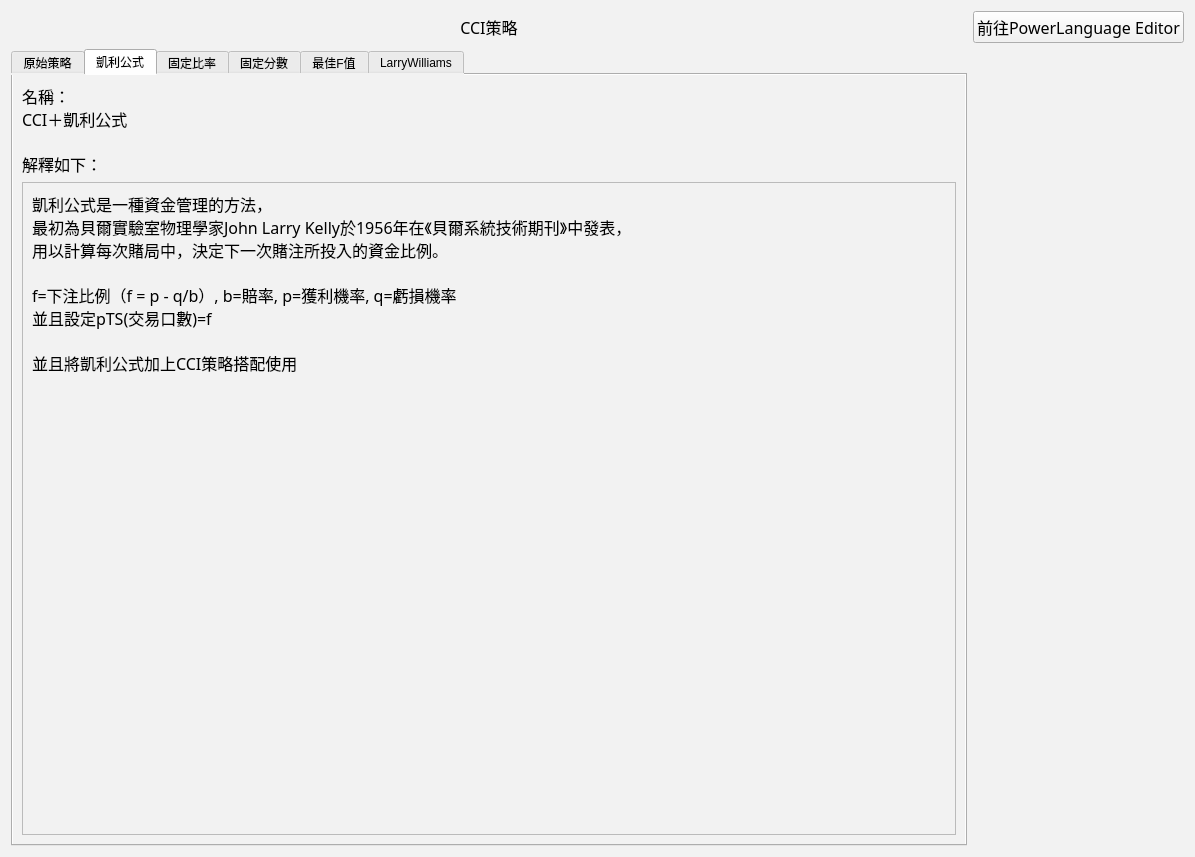
The window that CCI_Strategies_UI.ui (allen93075/Winner) describes before a commit, drawn with Qt 5.
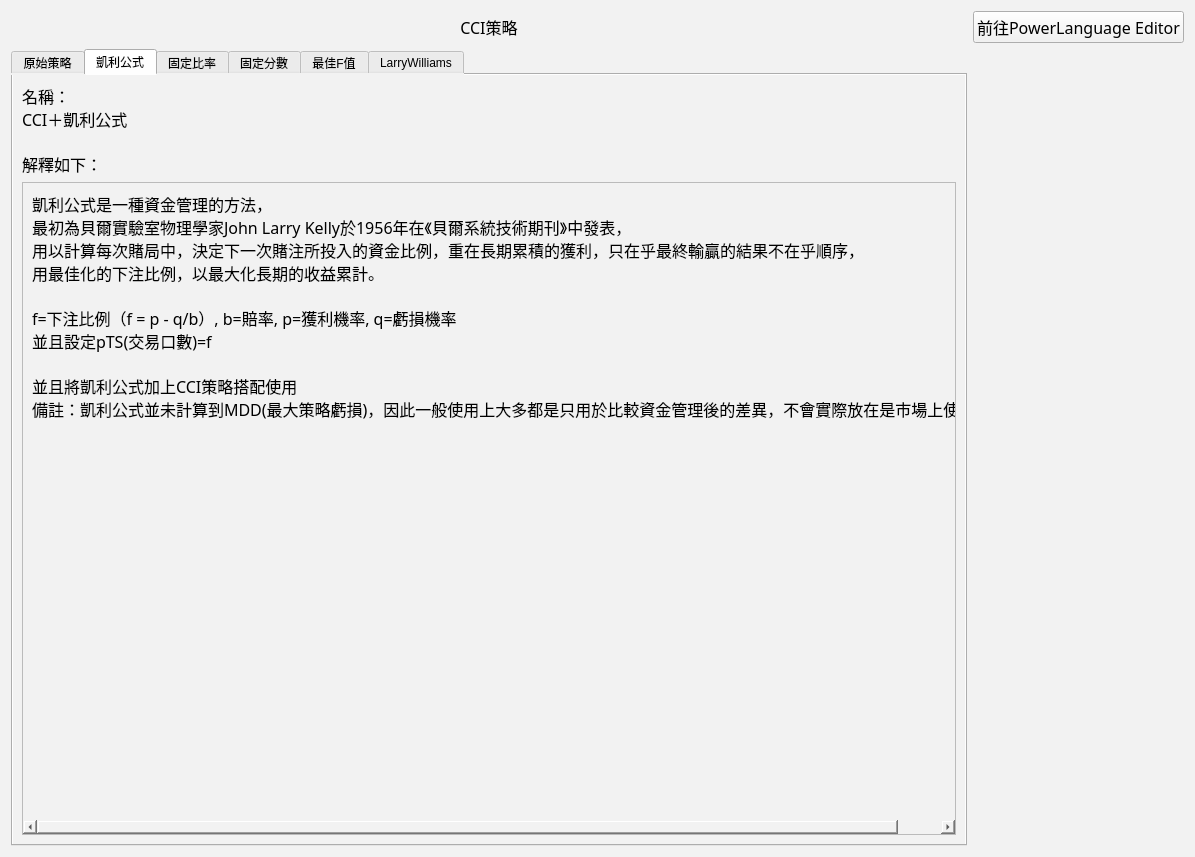
The same window after the commit. The open tabs and pages were chosen to show the change.

Commit message: 資金管理(Kelly)內容修改

```diff
--- a/CCI_Strategies_UI.ui
+++ b/CCI_Strategies_UI.ui
@@ -194,12 +194,14 @@
              <property name="text">
               <string>凱利公式是一種資金管理的方法，
 最初為貝爾實驗室物理學家John Larry Kelly於1956年在《貝爾系統技術期刊》中發表，
-用以計算每次賭局中，決定下一次賭注所投入的資金比例。
+用以計算每次賭局中，決定下一次賭注所投入的資金比例，重在長期累積的獲利，只在乎最終輸贏的結果不在乎順序，
+用最佳化的下注比例，以最大化長期的收益累計。
 
 f=下注比例（f = p - q/b）, b=賠率, p=獲利機率, q=虧損機率
 並且設定pTS(交易口數)=f
 
 並且將凱利公式加上CCI策略搭配使用
+備註：凱利公式並未計算到MDD(最大策略虧損)，因此一般使用上大多都是只用於比較資金管理後的差異，不會實際放在是市場上使用。
 </string>
              </property>
              <property name="alignment">
```
The commit also changes 11 other files.
